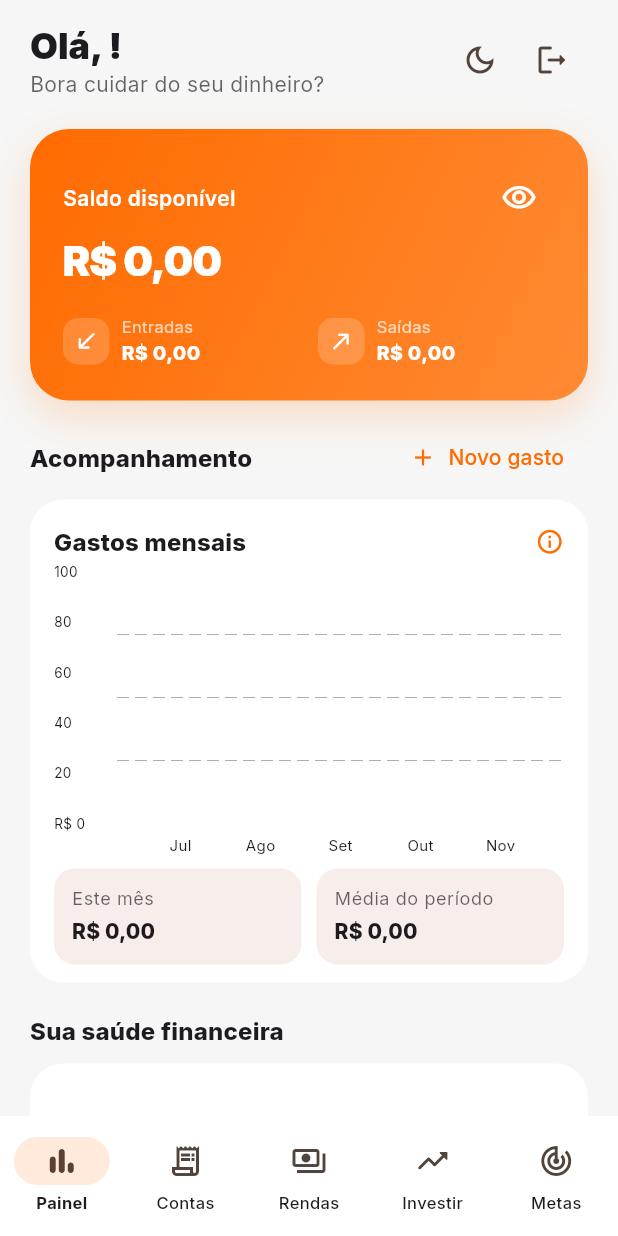
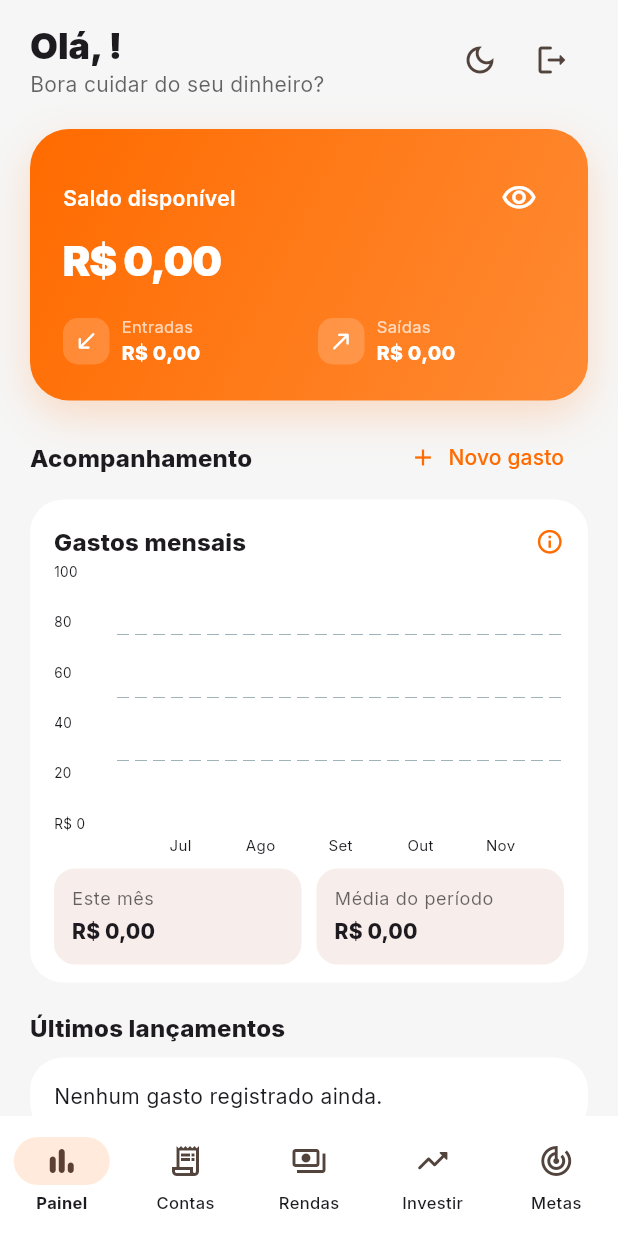
Before and after one commit to letvitoria/Minhas_financas, a Flutter app: the screen it shows once a user with an empty profile is signed in, on a phone screen of 412 x 824 dp. Run offline on Flutter 3.47's test engine with Material 3 defaults, Android fonts, the phone set to English and light mode, and no system bars; drawn by our look-alikes of fl_chart; our stand-ins replace flutter_dotenv, google_fonts, supabase_flutter; accounts and stored records are empty.

Commit message:
Adiciona ações de edição e exclusão na tela

```diff
--- a/grana_jovem_app/lib/features/home/home_page.dart
+++ b/grana_jovem_app/lib/features/home/home_page.dart
@@ -127,6 +127,26 @@ class _HomePageState extends State<HomePage> {
             ]),
             const SizedBox(height: 4),
             _MonthlySpendingCard(transactions: finance.transactions, hideValues: _hideValues),
+            const SizedBox(height: 18),
+            const SectionTitle('Últimos lançamentos'),
+            const SizedBox(height: 8),
+            if (finance.transactions.isEmpty)
+              const Card(child: Padding(padding: EdgeInsets.all(16), child: Text('Nenhum gasto registrado ainda.')))
+            else
+              ...finance.transactions.take(8).map((item) => Card(
+                child: ListTile(
+                  leading: const CircleAvatar(child: Icon(Icons.receipt_long_outlined)),
+                  title: Text(item.title),
+                  subtitle: Text(item.category + ' • ' + dateLabel(item.occurredOn)),
+                  trailing: Row(mainAxisSize: MainAxisSize.min, children: [
+                    Text(_money(item.amount), style: const TextStyle(fontWeight: FontWeight.w800)),
+                    RecordCrudActions(table: 'transactions', id: item.id, label: 'lançamento', values: {
+                      'title': item.title, 'type': item.type, 'category': item.category,
+                      'amount': item.amount, 'occurred_on': item.occurredOn.toIso8601String().split('T').first,
+                    }),
+                  ]),
+                ),
+              )),
             const SizedBox(height: 20),
             const SectionTitle('Sua saúde financeira'),
             const SizedBox(height: 10),
```
